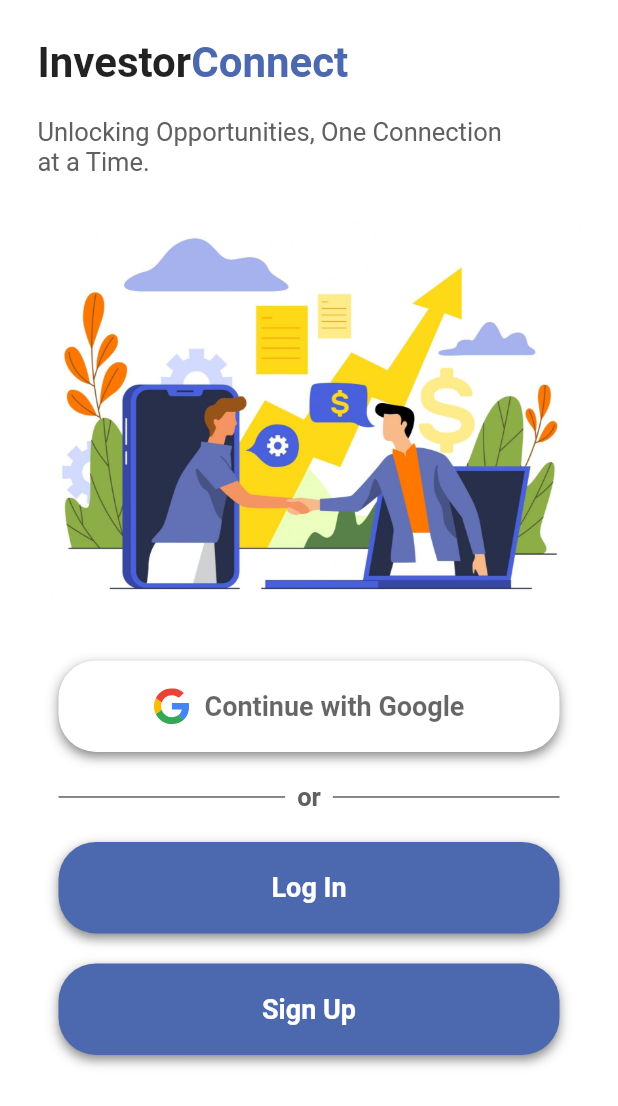
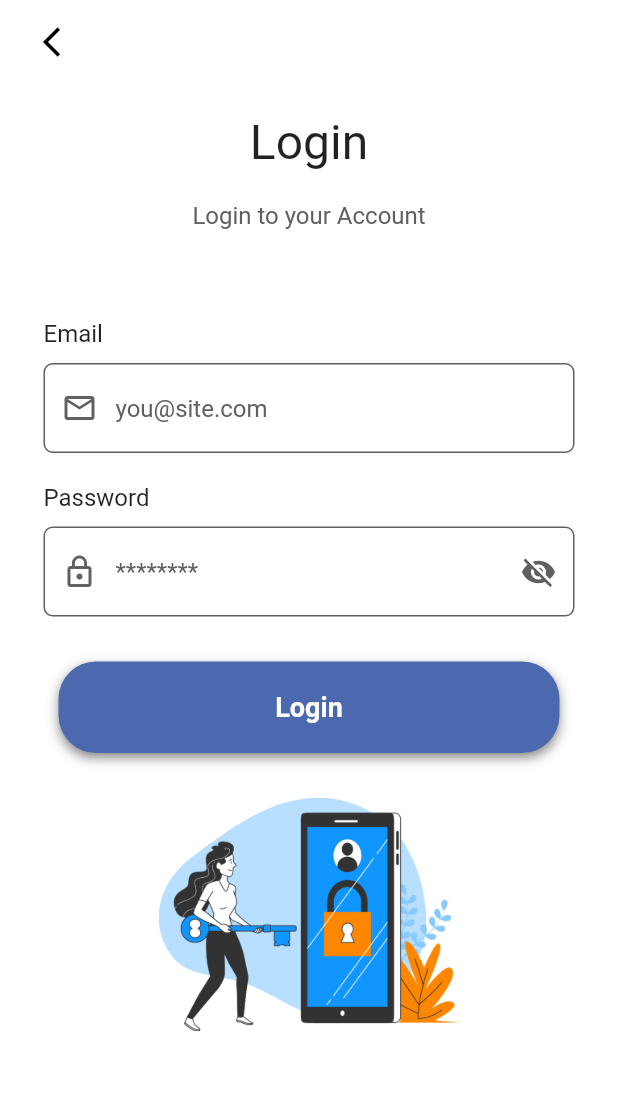
Before and after one commit to Omar-Arja/InvestorConnect, a Flutter app: the screen it shows after launch, after a tap on "Log In", on a phone screen of 412 x 824 dp. Shown: the top 1106 px of the screen. Run offline on Flutter 3.47's test engine with Material 2 defaults, Android fonts, the phone set to English and light mode, and no system bars; our stand-ins replace flutter_svg, shared_preferences.

Commit message:
[Client] Created login screen

```diff
--- a/app/client/lib/main.dart
+++ b/app/client/lib/main.dart
@@ -1,6 +1,7 @@
 import 'package:flutter/material.dart';
+import 'package:shared_preferences/shared_preferences.dart';
 import 'package:client/screens/auth/authentication_screen.dart';
-import 'package:shared_preferences/shared_preferences.dart';
+import 'package:client/screens/auth/login_screen.dart';
 
 void main() async {
   WidgetsFlutterBinding.ensureInitialized();
@@ -26,6 +27,7 @@ class App extends StatelessWidget {
       initialRoute: '/auth',
       routes: {
         '/auth': (context) => const AuthScreen(),
+        '/login': (context) => LoginScreen(),
       },
     );
   }
--- a/app/client/lib/screens/auth/authentication_screen.dart
+++ b/app/client/lib/screens/auth/authentication_screen.dart
@@ -1,4 +1,5 @@
 import 'package:flutter/material.dart';
+import 'package:flutter/scheduler.dart';
 import 'package:flutter/services.dart';
 import 'package:client/widgets/custom_buttons.dart';
 import 'package:client/widgets/or_divider.dart';
@@ -8,12 +9,13 @@ class AuthScreen extends StatelessWidget {
 
   @override
   Widget build(BuildContext context) {
-    return AnnotatedRegion<SystemUiOverlayStyle>(
+    return AnnotatedRegion(
       value: const SystemUiOverlayStyle(
         statusBarColor: Colors.transparent,
         statusBarIconBrightness: Brightness.dark,
       ),
       child: Scaffold(
+        resizeToAvoidBottomInset: false,
         backgroundColor: Colors.white,
         body: SafeArea(
           child: Container(
@@ -65,7 +67,10 @@ class AuthScreen extends StatelessWidget {
                 const OrDivider(),
                 const SizedBox(height: 20),
                 CustomButton(
-                  onPressed: () {},
+                  onPressed: () {
+                    timeDilation = 3;
+                    Navigator.of(context).pushNamed('/login');
+                  },
                   text: 'Log In',
                 ),
                 const SizedBox(height: 20),
--- /dev/null
+++ b/app/client/lib/screens/auth/login_screen.dart
@@ -0,0 +1,92 @@
+import 'package:flutter/material.dart';
+import 'package:flutter/services.dart';
+import 'package:client/widgets/custom_buttons.dart';
+import 'package:client/widgets/input_fields.dart';
+
+class LoginScreen extends StatelessWidget {
+  LoginScreen({super.key});
+
+  final InputField emailInput = InputField(
+    label: 'Email',
+    icon: Icons.email_outlined,
+    hint: 'you@site.com',
+  );
+
+  final InputField passwordInput = InputField(
+    label: 'Password',
+    icon: Icons.lock_outline,
+    hint: '********',
+    isPassword: true,
+  );
+
+  @override
+  Widget build(BuildContext context) {
+    return AnnotatedRegion(
+      value: const SystemUiOverlayStyle(
+        statusBarColor: Colors.transparent,
+        statusBarIconBrightness: Brightness.dark,
+      ),
+      child: Scaffold(
+        resizeToAvoidBottomInset: false,
+        backgroundColor: Colors.white,
+        appBar: AppBar(
+          backgroundColor: Colors.white,
+          elevation: 0,
+          iconTheme: const IconThemeData(color: Colors.black),
+          leading: IconButton(
+            padding: const EdgeInsets.only(left: 25),
+            icon: const Icon(Icons.arrow_back_ios),
+            onPressed: () => Navigator.of(context).pop(),
+          ),
+        ),
+        body: Container(
+          width: double.infinity,
+          padding: const EdgeInsets.symmetric(horizontal: 4, vertical: 0),
+          child: Column(
+            crossAxisAlignment: CrossAxisAlignment.center,
+            children: [
+              const SizedBox(height: 20),
+              const Text(
+                'Login',
+                style: TextStyle(
+                  fontSize: 32,
+                  fontWeight: FontWeight.w500,
+                ),
+              ),
+              const SizedBox(height: 20),
+              const Text(
+                'Login to your Account',
+                style: TextStyle(
+                  fontSize: 16,
+                  color: Color.fromARGB(255, 96, 96, 96),
+                ),
+              ),
+              const SizedBox(height: 60),
+              Padding(
+                padding: const EdgeInsets.symmetric(horizontal: 25),
+                child: emailInput,
+              ),
+              const SizedBox(height: 20),
+              Padding(
+                padding: const EdgeInsets.symmetric(horizontal: 25),
+                child: passwordInput,
+              ),
+              const SizedBox(height: 30),
+              CustomButton(text: 'Login', onPressed: () {
+                String email = emailInput.inputValue;
+                String password = passwordInput.inputValue;
+                print('Email: $email, Password: $password');
+              }),
+              const SizedBox(height: 30),
+              Image.asset(
+                'assets/images/data_protection.png',
+                width: 200,
+                fit: BoxFit.contain,
+              )
+            ],
+          ),
+        ),
+      ),
+    );
+  }
+}
```
Also changed, not shown: app/client/assets/images/data_protection.png (added).
